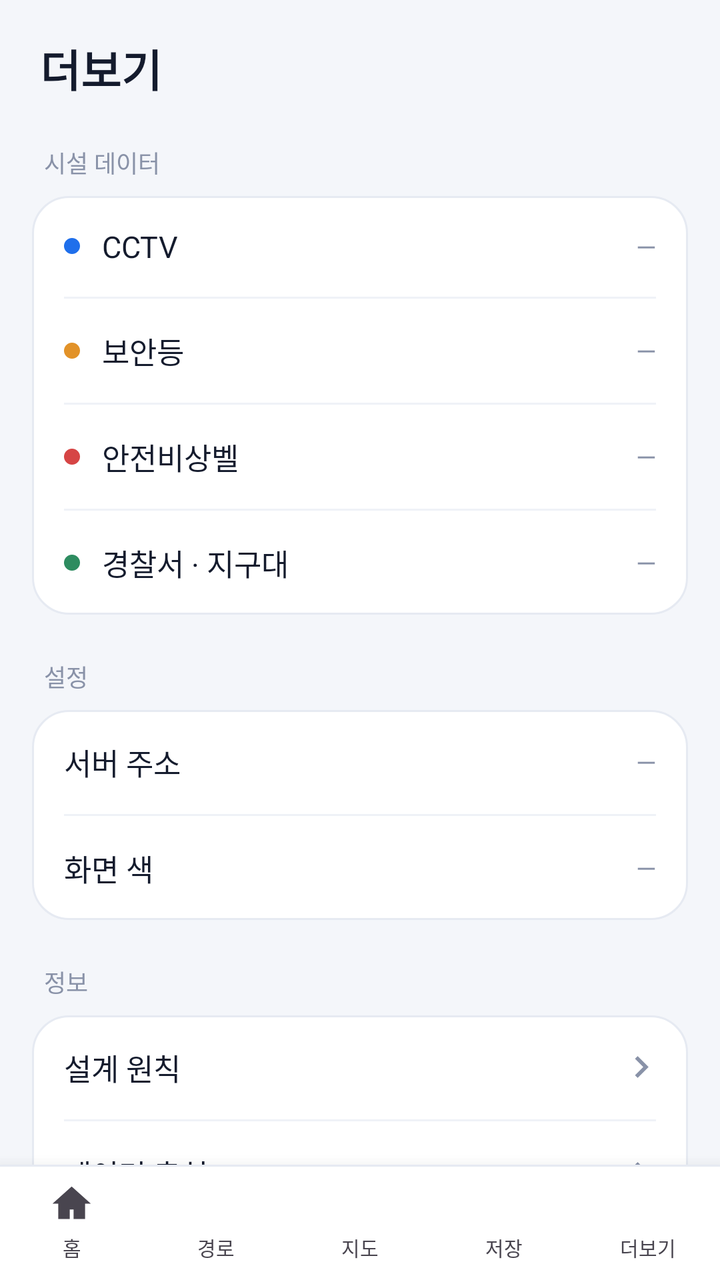
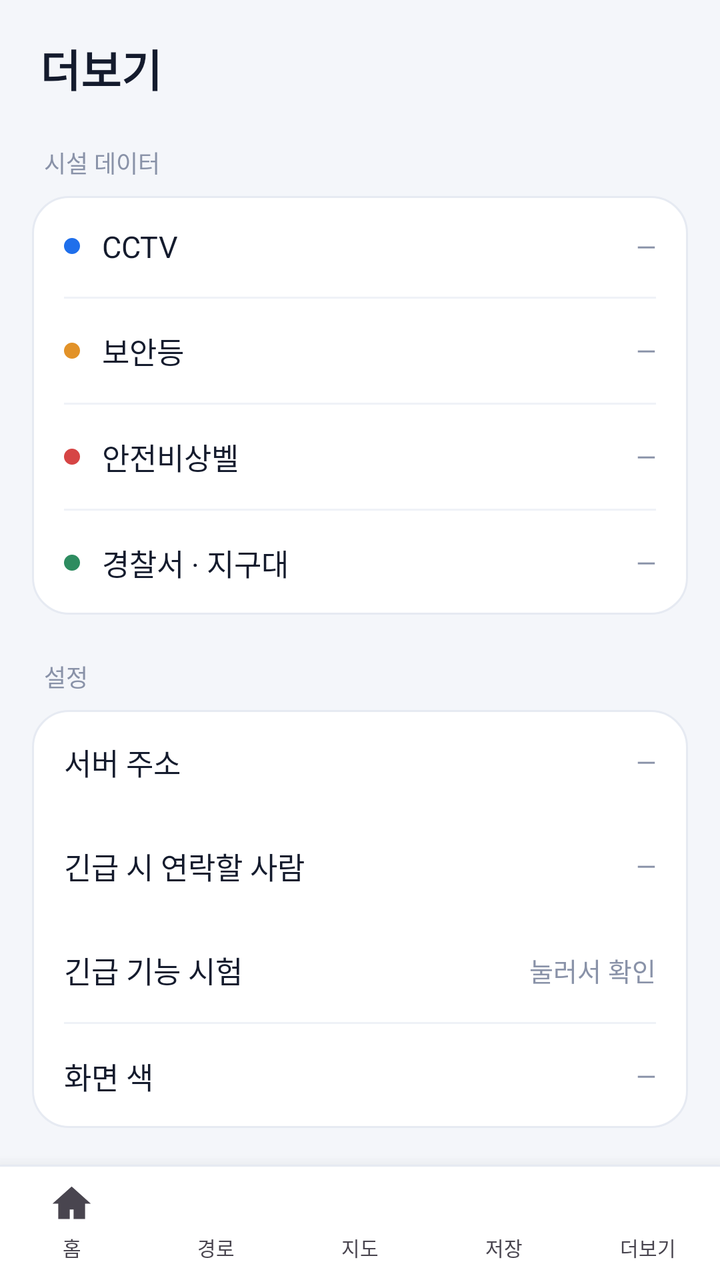

The first picture is an Android layout as it rendered before a commit; the second is the same layout after the commit. The layout source and the unified diff follow.
<!-- AndroidManifest.xml: application theme Theme.GwangjuSafeWalk -->
<!-- res/layout/activity_menu.xml -->
<?xml version="1.0" encoding="utf-8"?>
<RelativeLayout xmlns:android="http://schemas.android.com/apk/res/android"
    android:fitsSystemWindows="true"
    android:layout_width="match_parent"
    android:layout_height="match_parent"
    android:background="@color/bg_page">

    
    <include
        android:id="@+id/tabBar"
        layout="@layout/bottom_tabs"
        android:layout_width="match_parent"
        android:layout_height="wrap_content"
        android:layout_alignParentBottom="true" />

    <ScrollView
        android:layout_width="match_parent"
        android:layout_height="match_parent"
        android:layout_above="@id/tabBar"
        android:scrollbars="none">

        <LinearLayout
            android:layout_width="match_parent"
            android:layout_height="wrap_content"
            android:orientation="vertical"
            android:paddingStart="16dp"
            android:paddingEnd="16dp"
            android:paddingBottom="20dp">

            <TextView
                android:layout_width="wrap_content"
                android:layout_height="wrap_content"
                android:layout_marginStart="4dp"
                android:layout_marginTop="18dp"
                android:text="더보기"
                android:textColor="@color/text_main"
                android:textSize="22sp"
                android:textStyle="bold" />

            
            <TextView
                style="@style/MenuSection"
                android:text="시설 데이터" />

            <LinearLayout
                android:layout_width="match_parent"
                android:layout_height="wrap_content"
                android:background="@drawable/bg_card"
                android:orientation="vertical">

                <LinearLayout
                    android:id="@+id/rowCctv"
                    style="@style/MenuRow">

                    <View
                        android:layout_width="8dp"
                        android:layout_height="8dp"
                        android:background="@drawable/bg_circle"
                        android:backgroundTint="@color/fac_cctv" />

                    <TextView
                        style="@style/MenuRowText"
                        android:text="CCTV" />

                    <TextView
                        android:id="@+id/cntCctv"
                        style="@style/MenuRowValue"
                        android:text="—" />
                </LinearLayout>

                <View style="@style/MenuDivider" />

                <LinearLayout
                    android:id="@+id/rowLight"
                    style="@style/MenuRow">

                    <View
                        android:layout_width="8dp"
                        android:layout_height="8dp"
                        android:background="@drawable/bg_circle"
                        android:backgroundTint="@color/fac_light" />

                    <TextView
                        style="@style/MenuRowText"
                        android:text="보안등" />

                    <TextView
                        android:id="@+id/cntLight"
                        style="@style/MenuRowValue"
                        android:text="—" />
                </LinearLayout>

                <View style="@style/MenuDivider" />

                <LinearLayout
                    android:id="@+id/rowBell"
                    style="@style/MenuRow">

                    <View
                        android:layout_width="8dp"
                        android:layout_height="8dp"
                        android:background="@drawable/bg_circle"
                        android:backgroundTint="@color/fac_bell" />

                    <TextView
                        style="@style/MenuRowText"
                        android:text="안전비상벨" />

                    <TextView
                        android:id="@+id/cntBell"
                        style="@style/MenuRowValue"
                        android:text="—" />
                </LinearLayout>

                <View style="@style/MenuDivider" />

                <LinearLayout
                    android:id="@+id/rowPolice"
                    style="@style/MenuRow">

                    <View
                        android:layout_width="8dp"
                        android:layout_height="8dp"
                        android:background="@drawable/bg_circle"
                        android:backgroundTint="@color/fac_police" />

                    <TextView
                        style="@style/MenuRowText"
                        android:text="경찰서 · 지구대" />

                    <TextView
                        android:id="@+id/cntPolice"
                        style="@style/MenuRowValue"
                        android:text="—" />
                </LinearLayout>
            </LinearLayout>

            
            <TextView
                style="@style/MenuSection"
                android:text="설정" />

            <LinearLayout
                android:layout_width="match_parent"
                android:layout_height="wrap_content"
                android:background="@drawable/bg_card"
                android:orientation="vertical">

                <LinearLayout
                    android:id="@+id/rowServer"
                    style="@style/MenuRow">

                    <TextView
                        style="@style/MenuRowText"
                        android:layout_marginStart="0dp"
                        android:text="서버 주소" />

                    <TextView
                        android:id="@+id/valServer"
                        style="@style/MenuRowValue"
                        android:text="—" />
                </LinearLayout>

                <View style="@style/MenuDivider" />

                <LinearLayout
                    android:id="@+id/rowTheme"
                    style="@style/MenuRow">

                    <TextView
                        style="@style/MenuRowText"
                        android:layout_marginStart="0dp"
                        android:text="화면 색" />

                    <TextView
                        android:id="@+id/valTheme"
                        style="@style/MenuRowValue"
                        android:text="—" />
                </LinearLayout>
            </LinearLayout>

            
            <TextView
                style="@style/MenuSection"
                android:text="정보" />

            <LinearLayout
                android:layout_width="match_parent"
                android:layout_height="wrap_content"
                android:background="@drawable/bg_card"
                android:orientation="vertical">

                <LinearLayout
                    android:id="@+id/rowPrinciple"
                    style="@style/MenuRow">

                    <TextView
                        style="@style/MenuRowText"
                        android:layout_marginStart="0dp"
                        android:text="설계 원칙" />

                    <ImageView
                        style="@style/MenuChevron"
                        android:contentDescription="열기" />
                </LinearLayout>

                <View style="@style/MenuDivider" />

                <LinearLayout
                    android:id="@+id/rowSource"
                    style="@style/MenuRow">

                    <TextView
                        style="@style/MenuRowText"
                        android:layout_marginStart="0dp"
                        android:text="데이터 출처" />

                    <ImageView
                        style="@style/MenuChevron"
                        android:contentDescription="열기" />
                </LinearLayout>

                <View style="@style/MenuDivider" />

                <LinearLayout
                    android:id="@+id/rowTeam"
                    style="@style/MenuRow">

                    <TextView
                        style="@style/MenuRowText"
                        android:layout_marginStart="0dp"
                        android:text="만든 사람" />

                    <TextView
                        style="@style/MenuRowValue"
                        android:text="익셉션" />
                </LinearLayout>
            </LinearLayout>

            <TextView
                android:layout_width="match_parent"
                android:layout_height="wrap_content"
                android:layout_marginTop="22dp"
                android:gravity="center"
                android:text="광주 안심길 · 조선대학교 정보통신공학과"
                android:textColor="@color/text_weak"
                android:textSize="11sp" />
        </LinearLayout>
    </ScrollView>

</RelativeLayout>
<!-- res/layout/bottom_tabs.xml (included above) -->
<?xml version="1.0" encoding="utf-8"?>
<LinearLayout xmlns:android="http://schemas.android.com/apk/res/android"
    android:id="@+id/tabBar"
    android:layout_width="match_parent"
    android:layout_height="wrap_content"
    android:background="@color/tab_bg"
    android:elevation="12dp"
    android:orientation="vertical">

    <View
        android:layout_width="match_parent"
        android:layout_height="1dp"
        android:background="@color/tab_line" />

    <LinearLayout
        android:layout_width="match_parent"
        android:layout_height="wrap_content"
        android:orientation="horizontal"
        android:paddingTop="7dp"
        android:paddingBottom="9dp">

        
        <LinearLayout
            android:id="@+id/tabHome"
            android:layout_width="0dp"
            android:layout_height="wrap_content"
            android:layout_weight="1"
            android:background="?attr/selectableItemBackgroundBorderless"
            android:clickable="true"
            android:focusable="true"
            android:gravity="center"
            android:orientation="vertical">

            <ImageView
                android:id="@+id/tabHomeIcon"
                android:layout_width="23dp"
                android:layout_height="23dp"
                android:contentDescription="홈"
                android:src="@drawable/ic_home" />

            <TextView
                android:id="@+id/tabHomeText"
                android:layout_width="wrap_content"
                android:layout_height="wrap_content"
                android:layout_marginTop="3dp"
                android:text="홈"
                android:textSize="10sp" />
        </LinearLayout>

        
        <LinearLayout
            android:id="@+id/tabRoute"
            android:layout_width="0dp"
            android:layout_height="wrap_content"
            android:layout_weight="1"
            android:background="?attr/selectableItemBackgroundBorderless"
            android:clickable="true"
            android:focusable="true"
            android:gravity="center"
            android:orientation="vertical">

            <ImageView
                android:id="@+id/tabRouteIcon"
                android:layout_width="23dp"
                android:layout_height="23dp"
                android:contentDescription="경로"
                android:src="@drawable/ic_tab_route" />

            <TextView
                android:id="@+id/tabRouteText"
                android:layout_width="wrap_content"
                android:layout_height="wrap_content"
                android:layout_marginTop="3dp"
                android:text="경로"
                android:textSize="10sp" />
        </LinearLayout>

        
        <LinearLayout
            android:id="@+id/tabMap"
            android:layout_width="0dp"
            android:layout_height="wrap_content"
            android:layout_weight="1"
            android:background="?attr/selectableItemBackgroundBorderless"
            android:clickable="true"
            android:focusable="true"
            android:gravity="center"
            android:orientation="vertical">

            <ImageView
                android:id="@+id/tabMapIcon"
                android:layout_width="23dp"
                android:layout_height="23dp"
                android:contentDescription="지도"
                android:src="@drawable/ic_tab_map" />

            <TextView
                android:id="@+id/tabMapText"
                android:layout_width="wrap_content"
                android:layout_height="wrap_content"
                android:layout_marginTop="3dp"
                android:text="지도"
                android:textSize="10sp" />
        </LinearLayout>

        
        <LinearLayout
            android:id="@+id/tabSaved"
            android:layout_width="0dp"
            android:layout_height="wrap_content"
            android:layout_weight="1"
            android:background="?attr/selectableItemBackgroundBorderless"
            android:clickable="true"
            android:focusable="true"
            android:gravity="center"
            android:orientation="vertical">

            <ImageView
                android:id="@+id/tabSavedIcon"
                android:layout_width="23dp"
                android:layout_height="23dp"
                android:contentDescription="저장"
                android:src="@drawable/ic_tab_saved" />

            <TextView
                android:id="@+id/tabSavedText"
                android:layout_width="wrap_content"
                android:layout_height="wrap_content"
                android:layout_marginTop="3dp"
                android:text="저장"
                android:textSize="10sp" />
        </LinearLayout>

        
        <LinearLayout
            android:id="@+id/tabMore"
            android:layout_width="0dp"
            android:layout_height="wrap_content"
            android:layout_weight="1"
            android:background="?attr/selectableItemBackgroundBorderless"
            android:clickable="true"
            android:focusable="true"
            android:gravity="center"
            android:orientation="vertical">

            <ImageView
                android:id="@+id/tabMoreIcon"
                android:layout_width="23dp"
                android:layout_height="23dp"
                android:contentDescription="더보기"
                android:src="@drawable/ic_tab_more" />

            <TextView
                android:id="@+id/tabMoreText"
                android:layout_width="wrap_content"
                android:layout_height="wrap_content"
                android:layout_marginTop="3dp"
                android:text="더보기"
                android:textSize="10sp" />
        </LinearLayout>
    </LinearLayout>
</LinearLayout>
<!-- resources referenced by this layout -->
<resources>
  <color name="bg_page">#F4F6FA</color>
  <color name="fac_bell">#D64545</color>
  <color name="fac_cctv">#1F6FEB</color>
  <color name="fac_light">#E29228</color>
  <color name="fac_police">#2E8C60</color>
  <color name="tab_bg">#FFFFFF</color>
  <color name="tab_line">#E6EAF2</color>
  <color name="text_main">#141B2D</color>
  <color name="text_weak">#8992A8</color>
  <!-- drawable bg_card (drawable) -->
  <?xml version="1.0" encoding="utf-8"?>
  <shape xmlns:android="http://schemas.android.com/apk/res/android" android:shape="rectangle">
      <solid android:color="@color/surface" />
      <corners android:radius="18dp" />
      <stroke android:width="1dp" android:color="@color/stroke" />
  </shape>
  <!-- drawable bg_circle (drawable) -->
  <?xml version="1.0" encoding="utf-8"?>
  <shape xmlns:android="http://schemas.android.com/apk/res/android" android:shape="oval">
      <solid android:color="@color/surface" />
  </shape>
  <!-- drawable ic_home (drawable) -->
  <?xml version="1.0" encoding="utf-8"?>
  <vector xmlns:android="http://schemas.android.com/apk/res/android"
      android:width="24dp" android:height="24dp"
      android:viewportWidth="24" android:viewportHeight="24"
      android:tint="?attr/colorControlNormal">
      <path android:fillColor="#FFFFFF" android:pathData="M12,3L2,12h3v8h6v-5h2v5h6v-8h3L12,3z" />
  </vector>
  <!-- drawable ic_tab_more (drawable) -->
  <vector xmlns:android="http://schemas.android.com/apk/res/android"
      android:width="24dp" android:height="24dp" android:viewportWidth="24" android:viewportHeight="24">
      <path android:fillColor="#FFFFFF"
          android:pathData="M4,6h16v2H4zM4,11h16v2H4zM4,16h16v2H4z"/>
  </vector>
  <!-- drawable ic_tab_saved (drawable) -->
  <vector xmlns:android="http://schemas.android.com/apk/res/android"
      android:width="24dp" android:height="24dp" android:viewportWidth="24" android:viewportHeight="24">
      <path android:fillColor="#FFFFFF"
          android:pathData="M12,17.27L18.18,21l-1.64,-7.03L22,9.24l-7.19,-0.61L12,2 9.19,8.63 2,9.24l5.46,4.73L5.82,21z"/>
  </vector>
  <style name="MenuChevron">
          <item name="android:layout_width">15dp</item>
          <item name="android:layout_height">15dp</item>
          <item name="android:src">@drawable/ic_chevron</item>
          <item name="android:tint">@color/text_weak</item>
      </style>
  <style name="MenuDivider">
          <item name="android:layout_width">match_parent</item>
          <item name="android:layout_height">1dp</item>
          <item name="android:layout_marginStart">16dp</item>
          <item name="android:layout_marginEnd">16dp</item>
          <item name="android:background">@color/divider</item>
      </style>
  <style name="MenuRowText">
          <item name="android:layout_width">0dp</item>
          <item name="android:layout_height">wrap_content</item>
          <item name="android:layout_weight">1</item>
          <item name="android:layout_marginStart">11dp</item>
          <item name="android:textColor">@color/text_main</item>
          <item name="android:textSize">15sp</item>
      </style>
  <style name="MenuRowValue">
          <item name="android:layout_width">wrap_content</item>
          <item name="android:layout_height">wrap_content</item>
          <item name="android:textColor">@color/text_weak</item>
          <item name="android:textSize">13sp</item>
      </style>
  <style name="Theme.GwangjuSafeWalk" parent="Base.Theme.GwangjuSafeWalk" />
  <color name="surface">#FFFFFF</color>
  <color name="stroke">#E6EAF2</color>
  <color name="divider">#EFF2F7</color>
  <style name="Base.Theme.GwangjuSafeWalk" parent="Theme.Material3.DayNight.NoActionBar" />
  <!-- unchanged entries left out for length: 5 -->
</resources>

<!-- the commit's change to res/layout/activity_menu.xml (unified diff, before → after) -->
@@ -159,6 +159,35 @@
                         android:id="@+id/valServer"
                         style="@style/MenuRowValue"
                         android:text="—" />
+                </LinearLayout>
+
+                <LinearLayout
+                    android:id="@+id/rowGuardian"
+                    style="@style/MenuRow">
+
+                    <TextView
+                        style="@style/MenuRowText"
+                        android:layout_marginStart="0dp"
+                        android:text="긴급 시 연락할 사람" />
+
+                    <TextView
+                        android:id="@+id/valGuardian"
+                        style="@style/MenuRowValue"
+                        android:text="—" />
+                </LinearLayout>
+
+                <LinearLayout
+                    android:id="@+id/rowEmergencyTest"
+                    style="@style/MenuRow">
+
+                    <TextView
+                        style="@style/MenuRowText"
+                        android:layout_marginStart="0dp"
+                        android:text="긴급 기능 시험" />
+
+                    <TextView
+                        style="@style/MenuRowValue"
+                        android:text="눌러서 확인" />
                 </LinearLayout>
 
                 <View style="@style/MenuDivider" />
